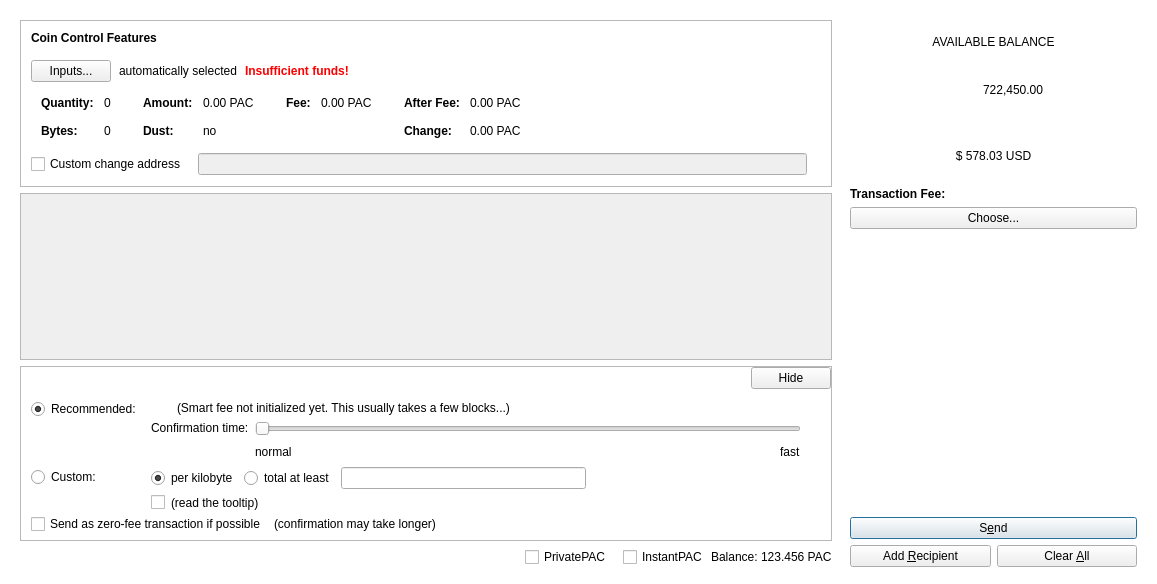
Before: the Qt Designer form src/qt/forms/sendcoinsdialog.ui in PACCommunity/PAC, drawn with Qt 5.
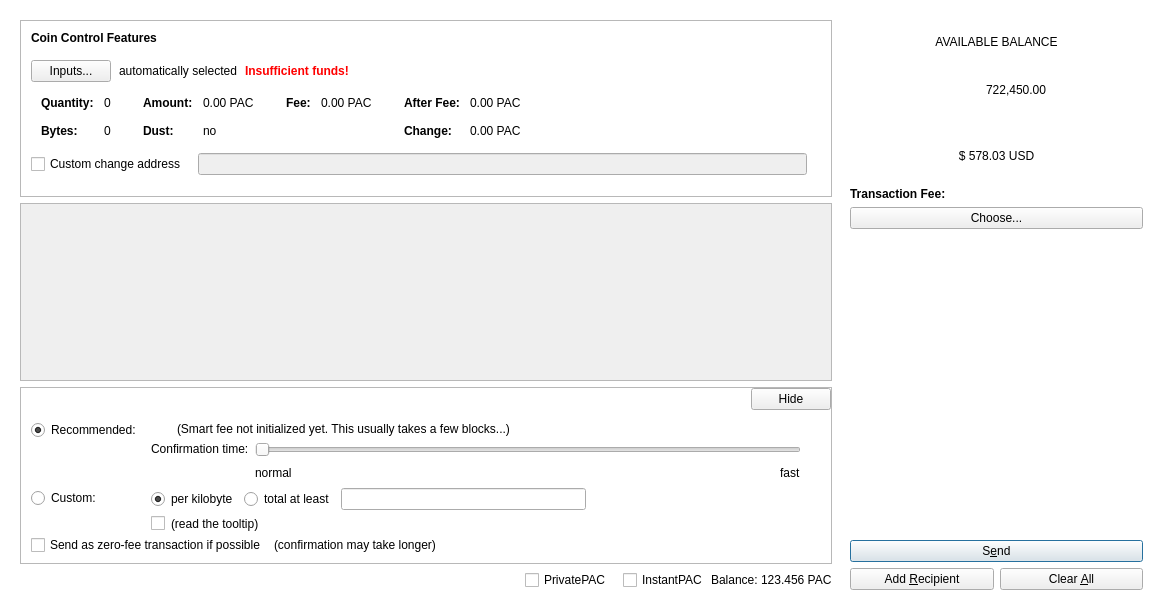
After: the same form once the commit is applied. Icons and pictures are not drawn. Custom widgets are drawn as their Qt base class.

Commit message: Private (background, button style), Send coins page (alignment).

The edit to the form file:
```diff
--- a/src/qt/forms/sendcoinsdialog.ui
+++ b/src/qt/forms/sendcoinsdialog.ui
@@ -6,8 +6,8 @@
    <rect>
     <x>0</x>
     <y>0</y>
-    <width>1157</width>
-    <height>584</height>
+    <width>1163</width>
+    <height>607</height>
    </rect>
   </property>
   <property name="windowTitle">
@@ -85,7 +85,7 @@
             <number>6</number>
            </property>
            <item>
-            <layout class="QVBoxLayout" name="verticalLayoutCoinControl" stretch="0,0,0,0,1">
+            <layout class="QVBoxLayout" name="verticalLayoutCoinControl" stretch="0,0,0,0,0">
              <property name="spacing">
               <number>0</number>
              </property>
@@ -619,7 +619,7 @@
              <x>0</x>
              <y>0</y>
              <width>811</width>
-             <height>92</height>
+             <height>69</height>
             </rect>
            </property>
            <property name="styleSheet">
```
Left out of the diff: 2 changed lines with no effect on the pictures. The commit also changes 2 other files.
